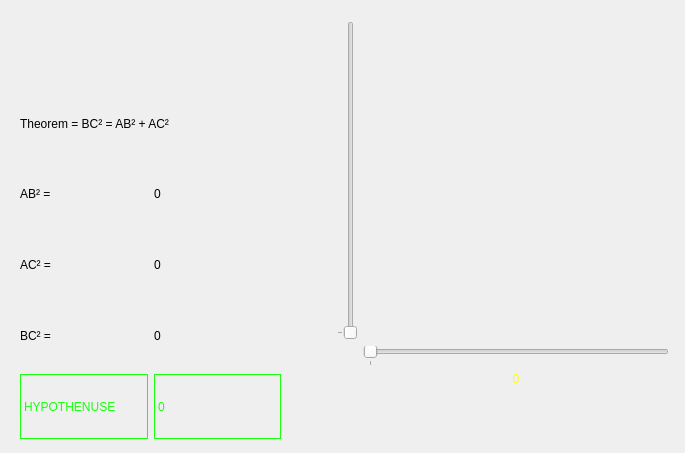
Old version of the form gui/pythagoras.ui in the repository vangeytedvg/YouTubeTutorials.
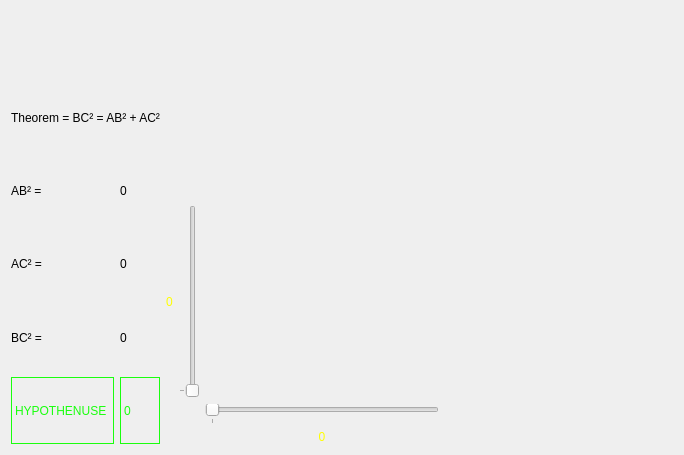
New version of the form. Icons and pictures are not drawn. Custom widgets are drawn as their Qt base class.

Commit message: Got rid of the rotated label

The edit to the form file:
```diff
--- a/gui/pythagoras.ui
+++ b/gui/pythagoras.ui
@@ -6,22 +6,15 @@
    <rect>
     <x>0</x>
     <y>0</y>
-    <width>685</width>
-    <height>453</height>
+    <width>684</width>
+    <height>455</height>
    </rect>
   </property>
   <property name="windowTitle">
    <string>Pythagoras Theorem</string>
   </property>
-  <widget class="QWidget" name="layoutWidget">
-   <property name="geometry">
-    <rect>
-     <x>20</x>
-     <y>20</y>
-     <width>261</width>
-     <height>419</height>
-    </rect>
-   </property>
+  <layout class="QGridLayout" name="gridLayout_3">
+   <item row="0" column="0">
    <layout class="QGridLayout" name="gridLayout">
     <item row="1" column="0" colspan="2">
      <widget class="QLabel" name="label">
@@ -142,50 +135,53 @@
      </widget>
     </item>
    </layout>
-  </widget>
-  <widget class="RotatedQLabel" name="lblHypothenusediagonal" native="true">
-   <property name="geometry">
-    <rect>
-     <x>490</x>
-     <y>90</y>
-     <width>131</width>
-     <height>101</height>
-    </rect>
-   </property>
-   <property name="minimumSize">
-    <size>
-     <width>40</width>
-     <height>0</height>
-    </size>
-   </property>
-   <property name="styleSheet">
-    <string notr="true"/>
-   </property>
-  </widget>
-  <widget class="QWidget" name="layoutWidget">
-   <property name="geometry">
-    <rect>
-     <x>291</x>
-     <y>21</y>
-     <width>378</width>
-     <height>365</height>
-    </rect>
-   </property>
-   <layout class="QGridLayout" name="gridLayout_2">
-    <item row="0" column="0">
-     <widget class="RotatedQLabel" name="lblACvalue" native="true">
-      <property name="minimumSize">
-       <size>
-        <width>40</width>
-        <height>0</height>
-       </size>
-      </property>
-      <property name="styleSheet">
-       <string notr="true"/>
-      </property>
-     </widget>
     </item>
     <item row="0" column="1">
+    <layout class="QGridLayout" name="gridLayout_2">
+     <item row="3" column="3">
+      <widget class="QLabel" name="lblABvalue">
+       <property name="styleSheet">
+        <string notr="true">font: 75 14pt &quot;Noto Sans&quot;;
+color: rgb(255, 255, 0);</string>
+       </property>
+       <property name="text">
+        <string>0</string>
+       </property>
+       <property name="alignment">
+        <set>Qt::AlignCenter</set>
+       </property>
+      </widget>
+     </item>
+     <item row="2" column="3">
+      <widget class="QSlider" name="slideAB">
+       <property name="maximum">
+        <number>20</number>
+       </property>
+       <property name="orientation">
+        <enum>Qt::Horizontal</enum>
+       </property>
+       <property name="tickPosition">
+        <enum>QSlider::TicksBelow</enum>
+       </property>
+       <property name="tickInterval">
+        <number>50</number>
+       </property>
+      </widget>
+     </item>
+     <item row="1" column="4">
+      <spacer name="horizontalSpacer">
+       <property name="orientation">
+        <enum>Qt::Horizontal</enum>
+       </property>
+       <property name="sizeHint" stdset="0">
+        <size>
+         <width>40</width>
+         <height>20</height>
+        </size>
+       </property>
+      </spacer>
+     </item>
+     <item row="1" column="1">
      <widget class="QSlider" name="slideAC">
       <property name="maximum">
        <number>10</number>
@@ -201,7 +197,7 @@
       </property>
      </widget>
     </item>
-    <item row="0" column="2">
+     <item row="1" column="3">
      <widget class="QLabel" name="lblImageTriangle">
       <property name="maximumSize">
        <size>
@@ -220,24 +216,8 @@
       </property>
      </widget>
     </item>
-    <item row="1" column="2">
-     <widget class="QSlider" name="slideAB">
-      <property name="maximum">
-       <number>20</number>
-      </property>
-      <property name="orientation">
-       <enum>Qt::Horizontal</enum>
-      </property>
-      <property name="tickPosition">
-       <enum>QSlider::TicksBelow</enum>
-      </property>
-      <property name="tickInterval">
-       <number>50</number>
-      </property>
-     </widget>
-    </item>
-    <item row="2" column="2">
-     <widget class="QLabel" name="lblABvalue">
+     <item row="1" column="0">
+      <widget class="QLabel" name="lblACvalue">
       <property name="styleSheet">
        <string notr="true">font: 75 14pt &quot;Noto Sans&quot;;
 color: rgb(255, 255, 0);</string>
@@ -250,17 +230,23 @@
       </property>
      </widget>
     </item>
-   </layout>
-  </widget>
- </widget>
- <customwidgets>
-  <customwidget>
-   <class>RotatedQLabel</class>
-   <extends>QWidget</extends>
-   <header>RotatedQLabel</header>
-   <container>1</container>
-  </customwidget>
- </customwidgets>
+     <item row="0" column="3">
+      <spacer name="verticalSpacer">
+       <property name="orientation">
+        <enum>Qt::Vertical</enum>
+       </property>
+       <property name="sizeHint" stdset="0">
+        <size>
+         <width>20</width>
+         <height>40</height>
+        </size>
+       </property>
+      </spacer>
+     </item>
+    </layout>
+   </item>
+  </layout>
+ </widget>
  <resources>
   <include location="images.qrc"/>
  </resources>
```
Lines whose indentation alone changed are shown as unchanged. The commit also changes 7 other files.
